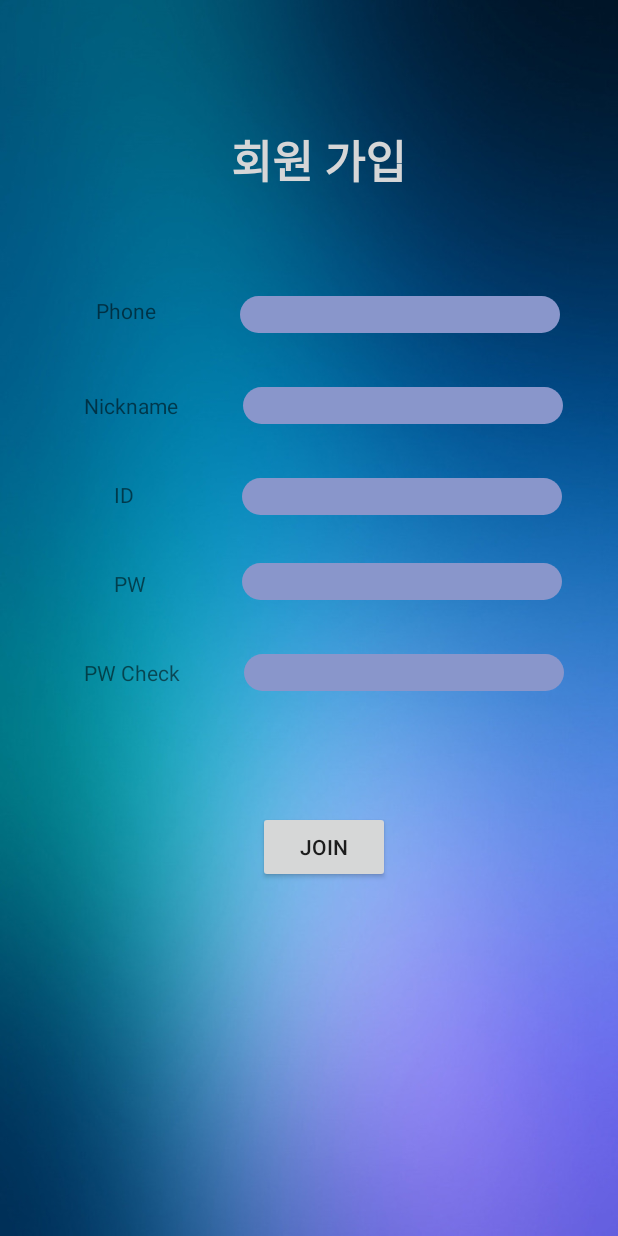
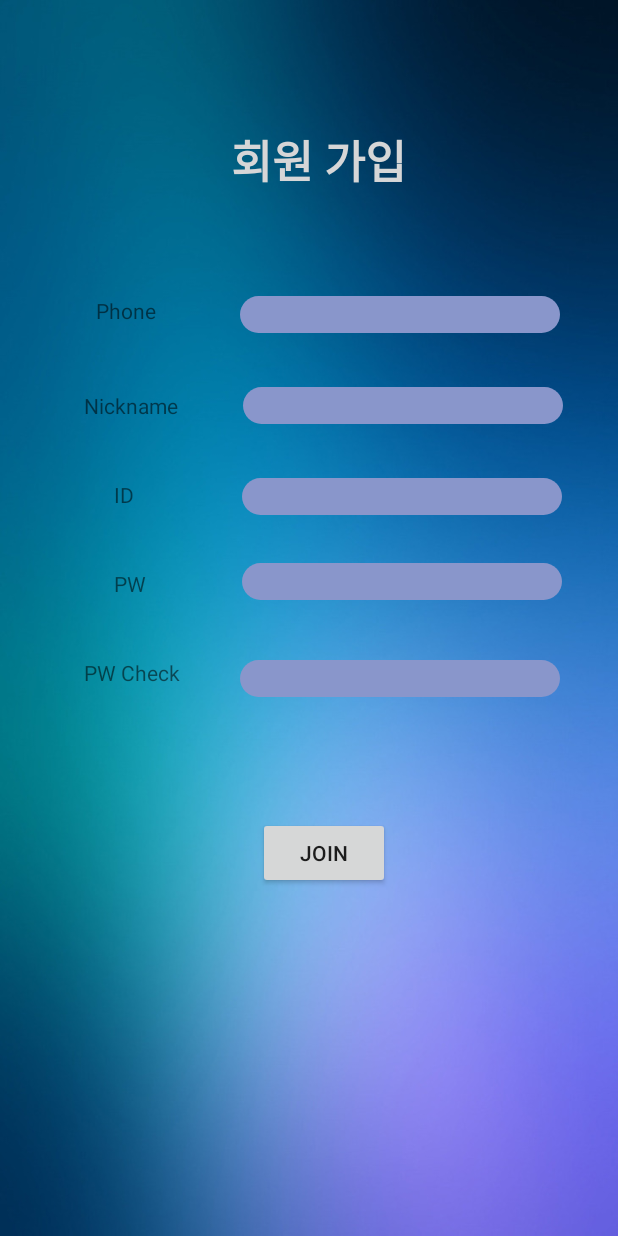
Before and after one commit to GitaeA/fireBook, an Android app: the Join screen opened directly, with no data from a screen before it, on a phone screen of 412 x 824 dp. Run offline under Robolectric (Android 15) with nearby library versions, the phone set to English and light mode, and no system bars.

Commit message:
최종 레이아웃 수정

```diff
--- a/app/src/main/res/layout/join.xml
+++ b/app/src/main/res/layout/join.xml
@@ -82,9 +82,12 @@
         android:layout_height="wrap_content"
         android:layout_marginStart="64dp"
         android:layout_marginTop="32dp"
+        android:layout_marginEnd="8dp"
         android:background="@drawable/round"
         android:ems="10"
         android:inputType="textPersonName"
+        app:layout_constraintEnd_toEndOf="parent"
+        app:layout_constraintHorizontal_bias="0.0"
         app:layout_constraintStart_toEndOf="@+id/textView2"
         app:layout_constraintTop_toBottomOf="@+id/text_id" />
 
@@ -92,12 +95,12 @@
         android:id="@+id/text_pw2"
         android:layout_width="wrap_content"
         android:layout_height="wrap_content"
-        android:layout_marginTop="36dp"
-        android:layout_marginEnd="36dp"
+        android:layout_marginStart="40dp"
+        android:layout_marginTop="40dp"
         android:background="@drawable/round"
         android:ems="10"
         android:inputType="textPersonName"
-        app:layout_constraintEnd_toEndOf="parent"
+        app:layout_constraintStart_toEndOf="@+id/textView3"
         app:layout_constraintTop_toBottomOf="@+id/text_pw" />
 
     <TextView
```
Also changed, not shown: app/src/main/res/layout/fragment_sale.xml (+23 -36 lines).
